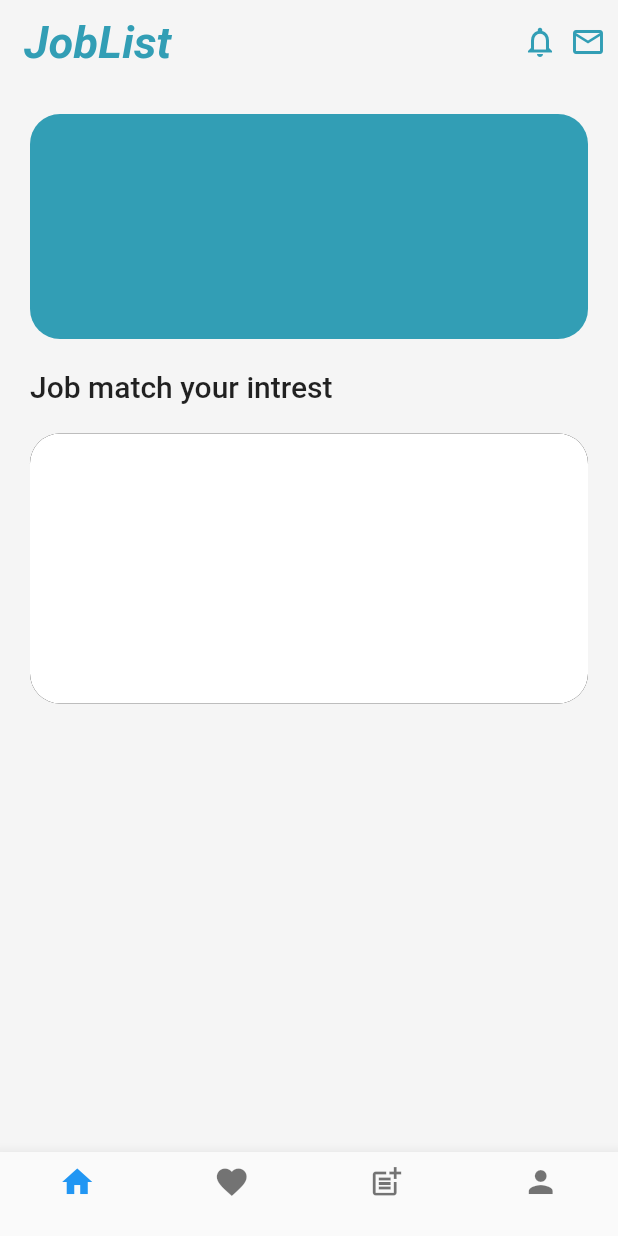
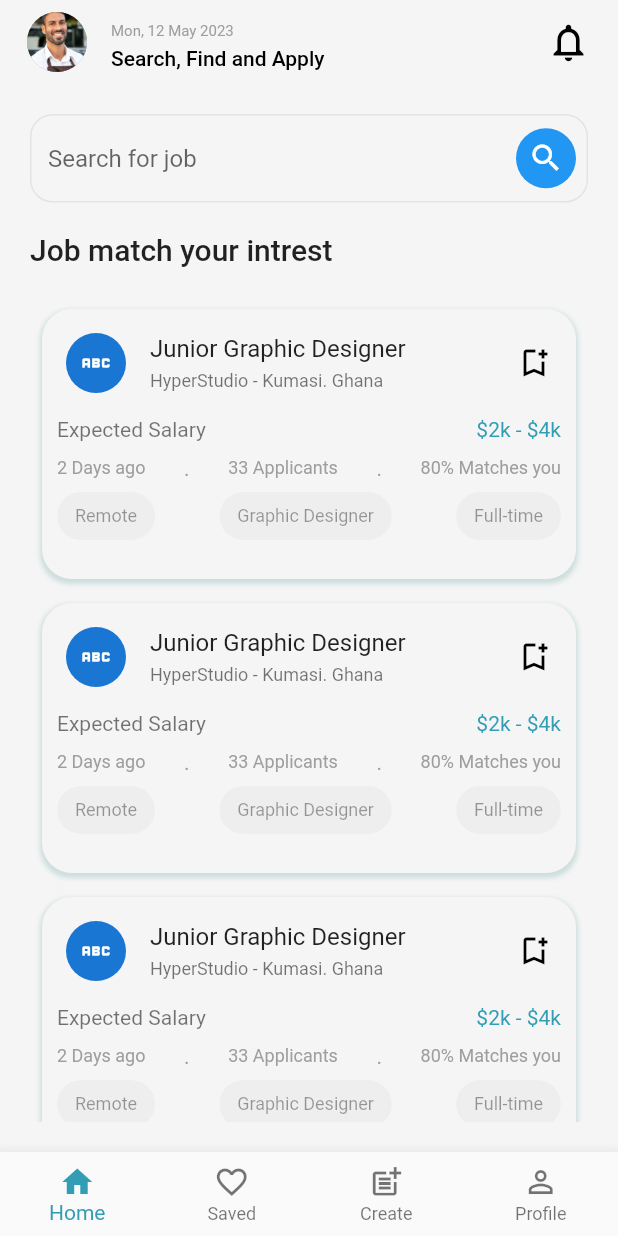
Before and after one commit to SeibenKami/jobList, a Flutter app: the HomeNavBar screen opened directly, on a phone screen of 412 x 824 dp. Run offline on Flutter 3.47's test engine with Material 2 defaults, Android fonts, the phone set to English and light mode, and no system bars.

Commit message:
home screen, dummy data, notifications, details

```diff
--- a/lib/src/constants/constants.dart
+++ b/lib/src/constants/constants.dart
@@ -9,3 +9,4 @@ const String bg = "assets/images/";
 
 const String glogo = "assets/images/glogo.png";
 const String greyBg = "assets/images/greyBg.jpg";
+const String cardImage = "assets/images/cardImage.png";
--- a/lib/src/screens/home_screen/home_nav_bar.dart
+++ b/lib/src/screens/home_screen/home_nav_bar.dart
@@ -1,4 +1,5 @@
 import 'package:flutter/material.dart';
+import 'package:job_list/src/constants/app_colors.dart';
 import 'package:job_list/src/screens/create_listing_screen/create_ad_screen.dart';
 import 'package:job_list/src/screens/favorites_screen/favorites_screen.dart';
 import 'package:job_list/src/screens/home_screen/home_screen.dart';
@@ -37,15 +38,34 @@ class _HomeNavBarState extends State<HomeNavBar> {
         onTap: (value) {
           onSelected(value);
         },
+        selectedItemColor: AppColors.blue,
         items: const [
           BottomNavigationBarItem(
               icon: Icon(
+                Icons.home_outlined,
+              ),
+              activeIcon: Icon(
                 Icons.home,
               ),
-              label: ""),
-          BottomNavigationBarItem(icon: Icon(Icons.favorite), label: ""),
-          BottomNavigationBarItem(icon: Icon(Icons.post_add), label: ""),
-          BottomNavigationBarItem(icon: Icon(Icons.person), label: ""),
+              label: "Home"),
+          BottomNavigationBarItem(
+              icon: Icon(Icons.favorite_outline),
+              activeIcon: Icon(
+                Icons.favorite,
+              ),
+              label: "Saved"),
+          BottomNavigationBarItem(
+              icon: Icon(Icons.post_add_outlined),
+              activeIcon: Icon(
+                Icons.post_add_rounded,
+              ),
+              label: "Create"),
+          BottomNavigationBarItem(
+              icon: Icon(Icons.person_outline),
+              activeIcon: Icon(
+                Icons.person,
+              ),
+              label: "Profile"),
         ],
       ),
     );
--- a/lib/src/screens/home_screen/home_screen.dart
+++ b/lib/src/screens/home_screen/home_screen.dart
@@ -1,5 +1,9 @@
 import 'package:flutter/material.dart';
 import 'package:job_list/src/constants/app_colors.dart';
+import 'package:job_list/src/constants/constants.dart';
+import 'package:job_list/src/screens/notification_screen/notification_screen.dart';
+
+import '../../widgets/cards/ad_card.dart';
 
 class HomeScreen extends StatefulWidget {
   const HomeScreen({super.key});
@@ -17,66 +21,102 @@ class _HomeScreenState extends State<HomeScreen> {
         backgroundColor: Colors.transparent,
         shadowColor: Colors.transparent,
         elevation: 0,
-        title: Text(
-          "JobList",
+        title: ListTile(
+          contentPadding: const EdgeInsets.symmetric(
+            horizontal: 2,
+          ),
+          leading: const CircleAvatar(
+            backgroundColor: Colors.grey,
+            backgroundImage: AssetImage("assets/images/0.jpg"),
+          ),
+          title: const Text(
+            "Mon, 12 May 2023",
+            style: TextStyle(color: Colors.grey, fontSize: 10),
+          ),
+          subtitle: const Text(
+            "Search, Find and Apply",
             style: TextStyle(
-              color: AppColors.blue,
-              fontSize: 30,
-              fontWeight: FontWeight.bold,
-              fontStyle: FontStyle.italic),
+                color: Colors.black, fontSize: 14, fontWeight: FontWeight.w500),
           ),
-        actions: [
-          Icon(
+          trailing: GestureDetector(
+            onTap: () {
+              Navigator.push(
+                context,
+                MaterialPageRoute(
+                  builder: (ctx) => const NotificationScreen(),
+                ),
+              );
+            },
+            child: const Icon(
               Icons.notifications_outlined,
-            color: AppColors.blue,
+              color: Colors.black,
+              size: 30,
             ),
-          SizedBox(
-            width: 8,
           ),
-          Icon(
-            Icons.email_outlined,
-            color: AppColors.blue,
         ),
-          SizedBox(
-            width: 8,
       ),
-        ],
-      ),
-      body: SingleChildScrollView(
-        child: Container(
-          padding: EdgeInsets.symmetric(horizontal: 20, vertical: 20),
+      body: Container(
+        padding: const EdgeInsets.symmetric(horizontal: 20, vertical: 20),
         child: Column(
           crossAxisAlignment: CrossAxisAlignment.start,
           children: [
-              Container(
-                height: 150,
-                decoration: BoxDecoration(
-                  color: AppColors.blue,
-                  borderRadius: BorderRadius.circular(20),
+            TextFormField(
+              decoration: InputDecoration(
+                hintText: "Search for job",
+                suffixIcon: Padding(
+                  padding: const EdgeInsets.only(right: 8),
+                  child: Container(
+                    width: 20,
+                    height: 20,
+                    decoration: const BoxDecoration(
+                      shape: BoxShape.circle,
+                      color: Colors.blue,
+                    ),
+                    child: const Center(
+                      child: Icon(
+                        Icons.search,
+                        color: Colors.white,
                       ),
                     ),
-              SizedBox(
+                  ),
+                ),
+                suffix: Container(
+                  width: 20,
+                  color: Colors.blue,
+                ),
+                border: OutlineInputBorder(
+                  borderRadius: BorderRadius.circular(15),
+                ),
+                enabledBorder: OutlineInputBorder(
+                  borderRadius: BorderRadius.circular(15),
+                  borderSide: BorderSide(color: Colors.grey.withOpacity(0.2)),
+                ),
+              ),
+            ),
+            const SizedBox(
               height: 20,
             ),
-              Text(
+            const Text(
               "Job match your intrest",
               style: TextStyle(fontSize: 20, fontWeight: FontWeight.w500),
             ),
-              SizedBox(
+            const SizedBox(
               height: 20,
             ),
-              Container(
-                height: 180,
-                decoration: BoxDecoration(
-                  color: Colors.white,
-                  borderRadius: BorderRadius.circular(20),
-                  boxShadow: [
-                    BoxShadow(color: Colors.black),
-                  ],
+            Expanded(
+                child: ListView(
+              shrinkWrap: true,
+              children: [
+                ...List.generate(
+                  8,
+                  (index) => const Padding(
+                    padding: EdgeInsets.all(8.0),
+                    child: AdCard(),
                   ),
                 )
               ],
-          ),
+            ))
+          ],
         ),
       ),
     );
--- /dev/null
+++ b/lib/src/widgets/cards/ad_card.dart
@@ -0,0 +1,164 @@
+import 'package:flutter/material.dart';
+import 'package:job_list/src/screens/ad_details_screen/ad_details_screen.dart';
+
+import '../../constants/app_colors.dart';
+
+class AdCard extends StatelessWidget {
+  const AdCard({
+    super.key,
+  });
+
+  @override
+  Widget build(BuildContext context) {
+    bool saved = false;
+    return GestureDetector(
+      onTap: () {
+        Navigator.push(
+            context, MaterialPageRoute(builder: (ctx) => AdDetailsScreen()));
+      },
+      child: Container(
+        height: 180,
+        decoration: BoxDecoration(
+          color: AppColors.grey,
+          borderRadius: BorderRadius.circular(20),
+          boxShadow: [
+            BoxShadow(
+                color: Color.fromARGB(255, 110, 168, 165).withOpacity(0.3),
+                spreadRadius: 1,
+                blurRadius: 2,
+                offset: Offset(0, 2)),
+          ],
+        ),
+        child: Column(
+          children: [
+            StatefulBuilder(
+              builder: (context, setState) => ListTile(
+                leading: CircleAvatar(
+                  child: Icon(Icons.abc),
+                ),
+                title: Text("Junior Graphic Designer"),
+                subtitle: Text(
+                  "HyperStudio - Kumasi. Ghana",
+                  style: TextStyle(fontSize: 12),
+                ),
+                trailing: GestureDetector(
+                  onTap: () {
+                    setState(() {
+                      saved = !saved;
+                    });
+                    saved
+                        ? ScaffoldMessenger.of(context).showSnackBar(
+                            const SnackBar(
+                              content: Text('Saved in favorites'),
+                              duration: Duration(seconds: 1),
+                            ),
+                          )
+                        : ScaffoldMessenger.of(context).showSnackBar(
+                            const SnackBar(
+                              content: Text('Removed from favorites'),
+                              duration: Duration(seconds: 1),
+                            ),
+                          );
+                  },
+                  child: Icon(
+                    saved ? Icons.bookmark_add : Icons.bookmark_add_outlined,
+                    color: Colors.black,
+                  ),
+                ),
+              ),
+            ),
+            Padding(
+              padding: const EdgeInsets.symmetric(horizontal: 10),
+              child: Row(
+                mainAxisAlignment: MainAxisAlignment.spaceBetween,
+                children: [
+                  Text(
+                    "Expected Salary",
+                    style: TextStyle(
+                      color: Colors.black54,
+                    ),
+                  ),
+                  Text(
+                    "\$2k - \$4k",
+                    style: TextStyle(
+                      color: AppColors.blue,
+                    ),
+                  ),
+                ],
+              ),
+            ),
+            SizedBox(
+              height: 10,
+            ),
+            Padding(
+              padding: const EdgeInsets.symmetric(horizontal: 10),
+              child: Row(
+                mainAxisAlignment: MainAxisAlignment.spaceBetween,
+                children: [
+                  Text(
+                    "2 Days ago",
+                    style: TextStyle(color: Colors.grey, fontSize: 12),
+                  ),
+                  Text(
+                    ".",
+                    style: TextStyle(color: Colors.grey),
+                  ),
+                  Text(
+                    "33 Applicants",
+                    style: TextStyle(color: Colors.grey, fontSize: 12),
+                  ),
+                  Text(
+                    ".",
+                    style: TextStyle(color: Colors.grey),
+                  ),
+                  Text(
+                    "80% Matches you",
+                    style: TextStyle(color: Colors.grey, fontSize: 12),
+                  )
+                ],
+              ),
+            ),
+            Padding(
+              padding: EdgeInsets.symmetric(horizontal: 10),
+              child: Row(
+                mainAxisAlignment: MainAxisAlignment.spaceBetween,
+                children: [
+                  Chip(
+                    backgroundColor: Colors.grey.shade200,
+                    label: Text(
+                      "Remote",
+                      style: TextStyle(
+                          color: Colors.black38,
+                          fontSize: 12,
+                          fontWeight: FontWeight.w400),
+                    ),
+                  ),
+                  Chip(
+                    backgroundColor: Colors.grey.shade200,
+                    label: Text(
+                      "Graphic Designer",
+                      style: TextStyle(
+                          color: Colors.black38,
+                          fontSize: 12,
+                          fontWeight: FontWeight.w400),
+                    ),
+                  ),
+                  Chip(
+                    backgroundColor: Colors.grey.shade200,
+                    label: Text(
+                      "Full-time",
+                      style: TextStyle(
+                          color: Colors.black38,
+                          fontSize: 12,
+                          fontWeight: FontWeight.w400),
+                    ),
+                  )
+                ],
+              ),
+            )
+          ],
+        ),
+      ),
+    );
+  }
+}
```
Also changed, not shown: lib/src/screens/ad_details_screen/ad_details_screen.dart (added, +29 -0 lines), lib/src/screens/auth_screen/sign_in_screen.dart (+12 -1 lines), lib/src/screens/auth_screen/sign_up_screen.dart (+11 -2 lines), lib/src/screens/favorites_screen/favorites_screen.dart (+76 -1 lines), lib/src/screens/notification_screen/components/general_notifications.dart (added, +62 -0 lines), lib/src/screens/notification_screen/components/listing_notifications.dart (added, +63 -0 lines), lib/src/screens/notification_screen/notification_screen.dart (added, +52 -0 lines), assets/images/cardImage.png (added). Lines whose indentation alone changed are shown as unchanged.
